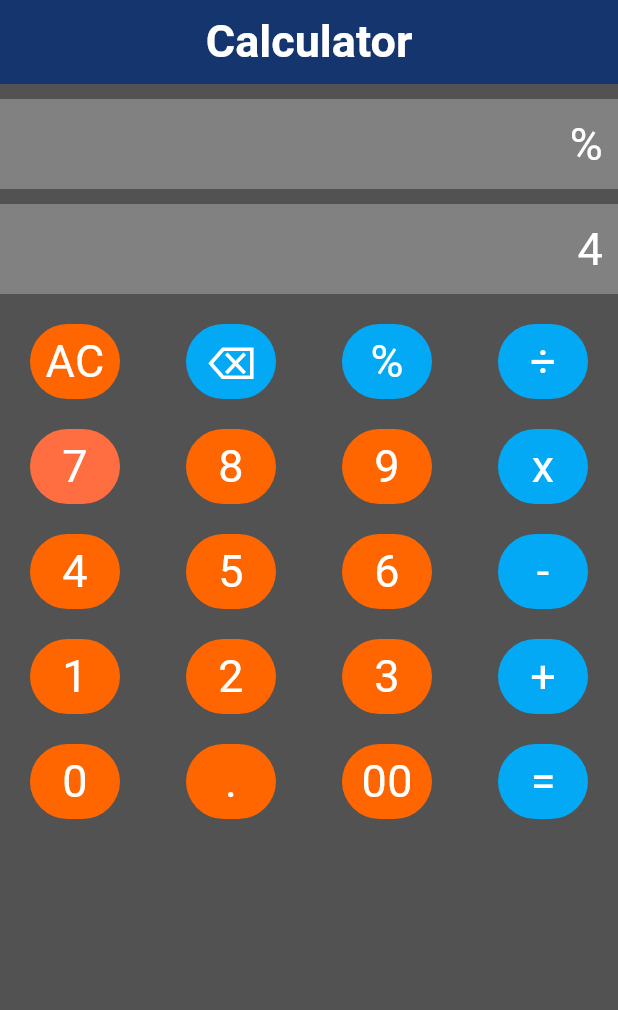
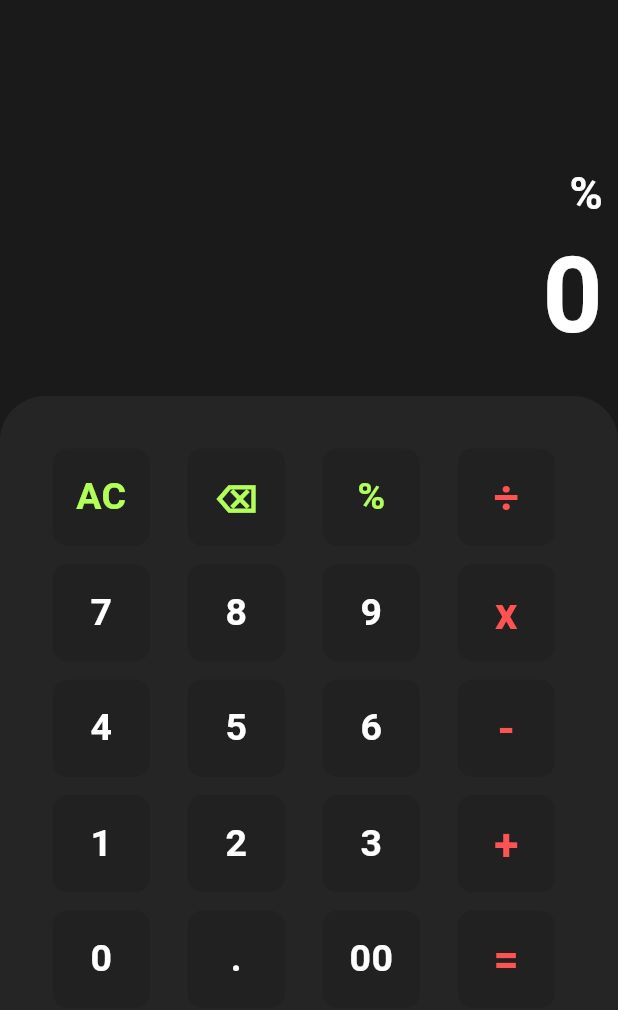
Before and after one commit to LA9/claculator, a Flutter app: the screen it shows after launch, after a tap on an icon or button, on a phone screen of 412 x 824 dp. Shown: the top 1010 px of the screen. Run offline on Flutter 3.47's test engine with Material 3 defaults, Android fonts, the phone set to English and light mode, and no system bars; our stand-ins replace math_expressions.

Commit message:
design been added for better ux/ui

```diff
--- a/lib/colors/CustomColors.dart
+++ /dev/null
@@ -1,12 +0,0 @@
-
-
-
-//create class with colors
-import 'dart:ui';
-
-class CustomColors {
-  static const Color ornage = Color.fromARGB(255, 255, 102, 0);
-  static const Color secondaryColor = Color(0xFF1A1A1A);
-
-
-}
--- a/lib/main.dart
+++ b/lib/main.dart
@@ -1,5 +1,4 @@
 
-import 'package:calculator/colors/CustomColors.dart';
 import 'package:flutter/material.dart';
 import 'package:math_expressions/math_expressions.dart';
 
@@ -12,6 +11,7 @@ class CalculatorApp extends StatelessWidget {
 
   @override
   Widget build(BuildContext context) {
+
     return MaterialApp(
       debugShowCheckedModeBanner: false,
       home: CalculatorAppHome(),
@@ -29,7 +29,7 @@ class CalculatorAppHome extends StatefulWidget {
 class _CalculatorAppHomeState extends State<CalculatorAppHome> {
 
   String equation = "0";
-  String result = "4";
+  String result = "0";
   String expression = "";
 
   buttonPressed(btnText){
@@ -48,7 +48,6 @@ setState(() {
 expression = equation;
 expression = expression.replaceAll("x", "*");
 expression = expression.replaceAll("÷", "/");
-print(expression);
 
         try {
           Parser p = Parser();
@@ -62,7 +61,22 @@ print(expression);
       if(equation == "0"){
         equation = btnText;
       }else{
+        final isOperator = btnText[0] == "x" || btnText[0] == "÷" || btnText[0] == "/" || btnText[0] == "-" || btnText[0] == "+" || btnText[0] == "x";
+final isEqualToFirst = btnText == btnText[0];
+
+        if(isEqualToFirst && isOperator){
+  RegExp regex = RegExp(r'(\d+)\s*[\+\-\*\/]\s*(\d+)$');
+   if(regex.hasMatch(btnText)){
+        equation = "$equation$btnText";
+
+   }else{
+        equation = "$equation $btnText ";
+   }
+        }else{
         equation = equation + btnText;
+
+        }
+
       }
     }
 });
@@ -70,7 +84,7 @@ print(expression);
 
   }
 
-  Widget calButton(String btnText,Color textColor,double btnWidth, Color btnColor){
+  Widget calButton(String btnText,Color textColor,double textFontSize){
     return  InkWell(
       onTap:(){
         buttonPressed(btnText);
@@ -78,13 +92,13 @@ print(expression);
       },
       child: Container(
           alignment: Alignment.center,
-          height:50,
-          width:btnWidth,
+          height:65,
+          width:65,
           decoration:BoxDecoration(
-            color: btnColor,
-            borderRadius:BorderRadius.circular(50)
+            color: const Color.fromARGB(66, 22, 22, 22),
+            borderRadius:BorderRadius.circular(10)
           ),
-          child:Text(btnText,style:TextStyle(color:textColor , fontSize:30))
+          child:Text(btnText,style:TextStyle(color:textColor , fontSize:textFontSize , fontWeight: FontWeight.w600))
          ),
     );
   }
@@ -92,89 +106,97 @@ print(expression);
   @override
   Widget build(BuildContext context) {
     return Scaffold(
-      backgroundColor: const Color.fromARGB(255, 82, 82, 82),
+      backgroundColor: const Color.fromARGB(255, 26, 26, 26),
       appBar: AppBar(
-        title: Text("Calculator" ,style: TextStyle(color: Colors.white, fontSize: 30, fontWeight: FontWeight.bold),),
-        centerTitle: true,
-        backgroundColor: const Color.fromARGB(255, 21, 53, 110),
+        backgroundColor: const Color.fromARGB(255, 26, 26, 26),
       ),
 
      body:Column(
        children: [
-          SizedBox(height:10),
+          SizedBox(height:51),
 
        Container(
         alignment: Alignment.centerRight,
         padding: const EdgeInsets.symmetric(horizontal: 10),
-        height:60,
+        height:40,
         width:double.infinity,
-        color:const Color.fromARGB(255, 129, 129, 129),
-        child:SingleChildScrollView(child:Text(equation,style:TextStyle(color:Colors.white , fontSize:30)))
+        color:const Color.fromARGB(255, 26, 26, 26),
+        child:SingleChildScrollView(child:Text(equation,style:TextStyle(color:Colors.white , fontSize:30, fontWeight: FontWeight.bold)))
        ),
-          SizedBox(height:10),
 
        Container(
         alignment: Alignment.centerRight,
         padding: const EdgeInsets.symmetric(horizontal: 10),
-        height:60,
+        height:80,
         width:double.infinity,
-        color:const Color.fromARGB(255, 129, 129, 129),
-        child:Text(result,style:TextStyle(color:Colors.white , fontSize:30))
+        color:const Color.fromARGB(255, 26, 26, 26),
+        child:Text(result,style:TextStyle(color:Colors.white , fontSize:70 , fontWeight: FontWeight.bold))
+    ,
+
        ),
+    SizedBox(height:37),
 
-Padding(
-  padding: const EdgeInsets.all(20.0),
+Container(
+        //create radius border
+        decoration: BoxDecoration(
+          color: const Color.fromARGB(255, 37, 37, 37),
+          borderRadius: BorderRadius.vertical(
+            top: Radius.circular(30),
+            ),
+        ),
+  padding: const EdgeInsets.all(35.0),
   child: Column(
     children: [
       Row(
 
-        mainAxisAlignment: MainAxisAlignment.spaceBetween,
+        spacing: 25,
+
         children: [
-          calButton("AC", Colors.white, 60, CustomColors.ornage),
-          calButton("⌫", Colors.white, 60, Colors.lightBlue),
-          calButton("%", Colors.white, 60, Colors.lightBlue),
-          calButton("÷", Colors.white, 60, Colors.lightBlue),
+          calButton("AC", Colors.lightGreenAccent,25),
+          calButton("⌫", Colors.lightGreenAccent,25),
+          calButton("%", Colors.lightGreenAccent,25),
+          calButton("÷", Colors.redAccent,30),
 
         ]
       ),
-    SizedBox(height:20),
+    SizedBox(height:12),
       Row(
-        mainAxisAlignment: MainAxisAlignment.spaceBetween,
+         spacing: 25,
         children: [
-          calButton("7", Colors.white, 60, Colors.deepOrangeAccent),
-          calButton("8", Colors.white, 60, CustomColors.ornage),
-          calButton("9", Colors.white, 60, CustomColors.ornage),
-          calButton("x", Colors.white, 60, Colors.lightBlue),
+          calButton("7", Colors.white,25),
+          calButton("8", Colors.white,25),
+          calButton("9", Colors.white,25),
+          calButton("x", Colors.redAccent,30),
         ]
       ),
-      SizedBox(height:20),
+      SizedBox(height:12),
       Row(
-        mainAxisAlignment: MainAxisAlignment.spaceBetween,
+         spacing: 25,
         children: [
-          calButton("4", Colors.white, 60, CustomColors.ornage),
-          calButton("5", Colors.white, 60, CustomColors.ornage),
-          calButton("6", Colors.white, 60, CustomColors.ornage),
-          calButton("-", Colors.white, 60, Colors.lightBlue),
+          calButton("4", Colors.white,25),
+          calButton("5", Colors.white,25),
+          calButton("6", Colors.white,25),
+          calButton("-", Colors.redAccent,30),
         ]
       ),
-      SizedBox(height:20),
+      SizedBox(height:12),
       Row(
-        mainAxisAlignment: MainAxisAlignment.spaceBetween,
+         spacing: 25,
         children: [
-          calButton("1", Colors.white, 60, CustomColors.ornage),
-          calButton("2", Colors.white, 60, CustomColors.ornage),
-          calButton("3", Colors.white, 60, CustomColors.ornage),
-          calButton("+", Colors.white, 60, Colors.lightBlue),
+          calButton("1", Colors.white,25),
+          calButton("2", Colors.white,25),
+          calButton("3", Colors.white,25),
+          calButton("+", Colors.redAccent,30),
         ]
       ),
-      SizedBox(height:20),
+      SizedBox(height:12),
       Row(
-        mainAxisAlignment: MainAxisAlignment.spaceBetween,
+         spacing: 25,
         children: [
-          calButton("0", Colors.white, 60, CustomColors.ornage),
-          calButton(".", Colors.white, 60, CustomColors.ornage),
-          calButton("00", Colors.white, 60, CustomColors.ornage),
-          calButton("=", Colors.white, 60, Colors.lightBlue),
+          calButton("0", Colors.white,25),
+          calButton(".", Colors.white,25),
+          calButton("00", Colors.white,25),
+          calButton("=", Colors.redAccent,30),
         ]
       ),
 
```
